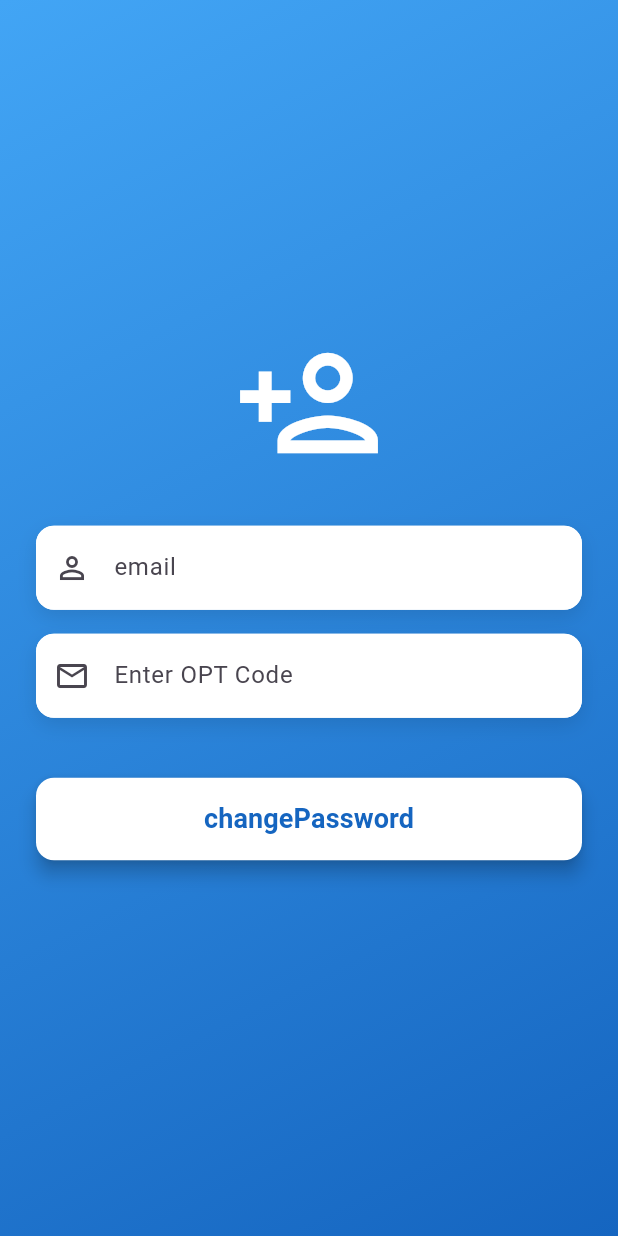
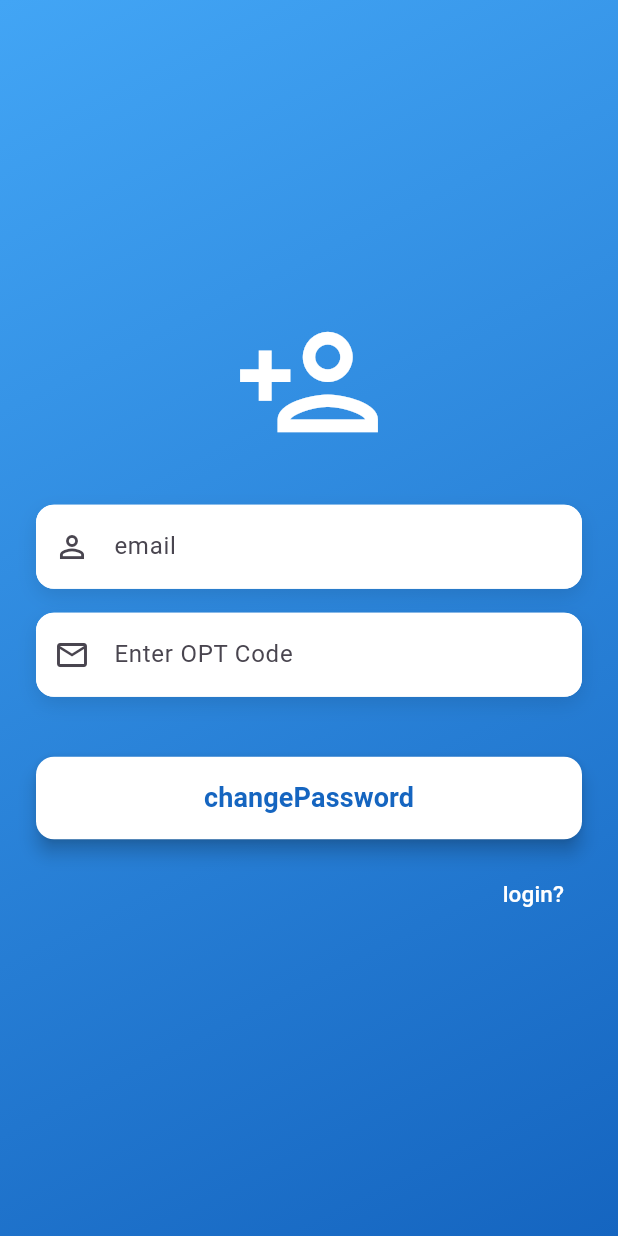
Before and after one commit to phallymakara/fl_authentication, a Flutter app: the ForgotpasswordScreen screen opened directly, on a phone screen of 412 x 824 dp. Run offline on Flutter 3.47's test engine with Material 3 defaults, Android fonts, the phone set to English and light mode, and no system bars.

Commit message:
working on forgotpasswordScreen

```diff
--- a/lib/authentication/forgotpassword_screen.dart
+++ b/lib/authentication/forgotpassword_screen.dart
@@ -1,3 +1,4 @@
+import 'package:authentication/authentication/login_screen.dart';
 import 'package:flutter/material.dart';
 
 class ForgotpasswordScreen extends StatelessWidget {
@@ -124,9 +125,24 @@ class ForgotpasswordScreen extends StatelessWidget {
                         ),
                       ),
                     ),
-                    const SizedBox(height: 32),
-
-                    // Login Option
+                    const SizedBox(height: 12),
+                    Align(
+                      alignment: Alignment.bottomRight,
+                      child: TextButton(
+                        onPressed: () {
+                          Navigator.push(
+                            context,
+                            MaterialPageRoute(
+                              builder: (context) => LoginScreen(),
+                            ),
+                          );
+                        },
+                        child: Text(
+                          'login?',
+                          style: TextStyle(fontSize: 15, color: Colors.white),
+                        ),
+                      ),
+                    ), // Login Option
                   ],
                 ),
               ),
```
